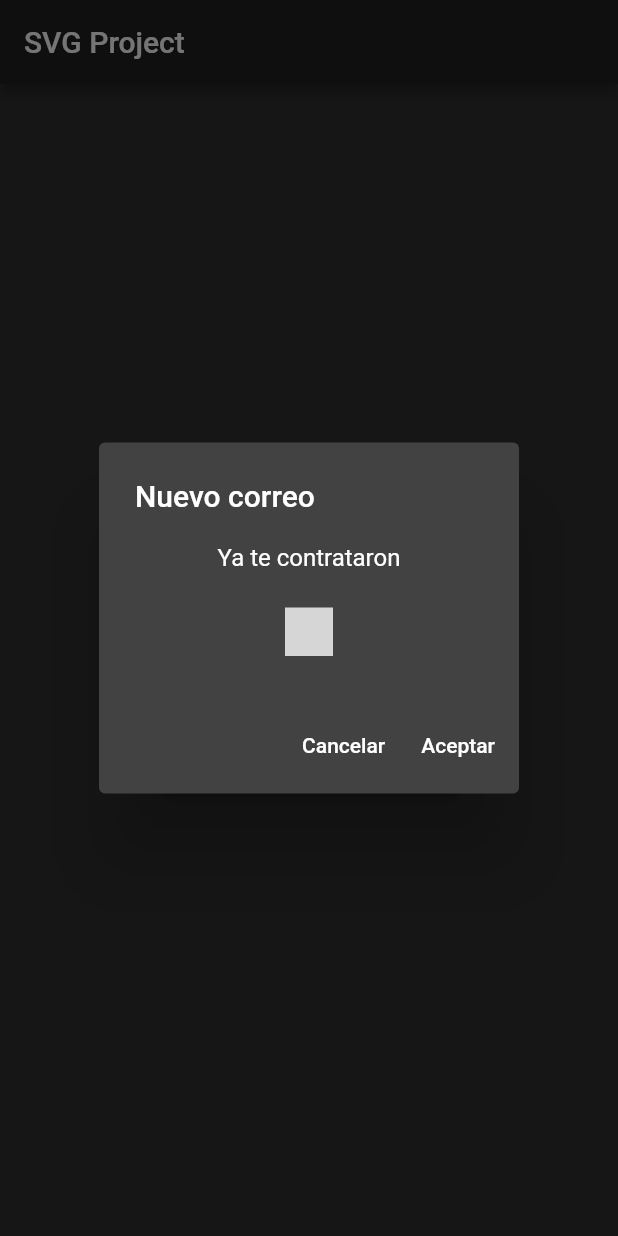
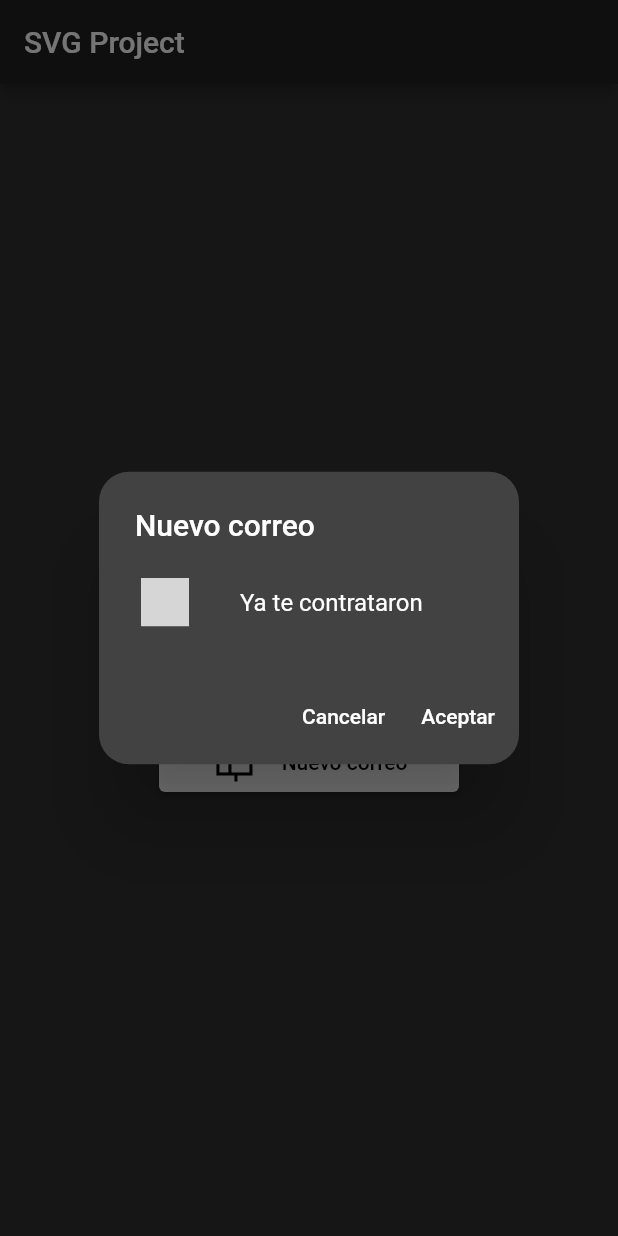
Before and after one commit to SamuelAc1011/Flutter-SVG-and-JSON, a Flutter app: the screen it shows after launch, after a tap on "Nuevo correo", on a phone screen of 412 x 824 dp. Run offline on Flutter 3.47's test engine with Material 2 defaults, Android fonts, the phone set to English and light mode, and no system bars; our stand-ins replace lottie; grey boxes are pictures that could not be loaded.

Commit message:
Rounded shape

```diff
--- a/lib/main.dart
+++ b/lib/main.dart
@@ -60,13 +60,14 @@ void _mostrarAlert(BuildContext context, String title, String content, String ro
     barrierDismissible: false,
     builder: (context) {
       return AlertDialog(
+        shape: RoundedRectangleBorder(borderRadius: BorderRadius.circular(20.0)),
         title: Text(title),
-        content: Column(
+        content: Row(
           mainAxisSize: MainAxisSize.min,
           children: <Widget>[
+            Lottie.asset(routeIcon, width: 40, options: LottieOptions()),
+            SizedBox(width: 30),
             Text(content),
-            SizedBox(height: 20),
-            Lottie.asset(routeIcon, width: 40, options: LottieOptions()),
           ],
         ),
         actions: [
```
